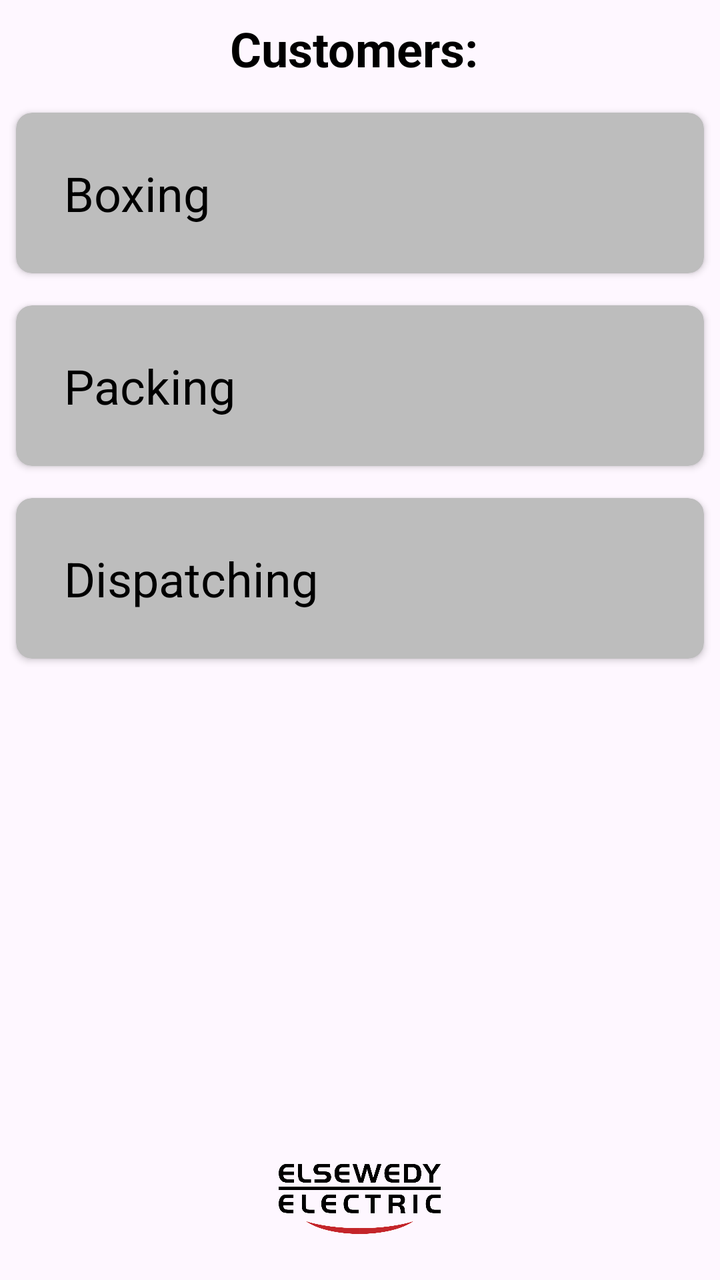
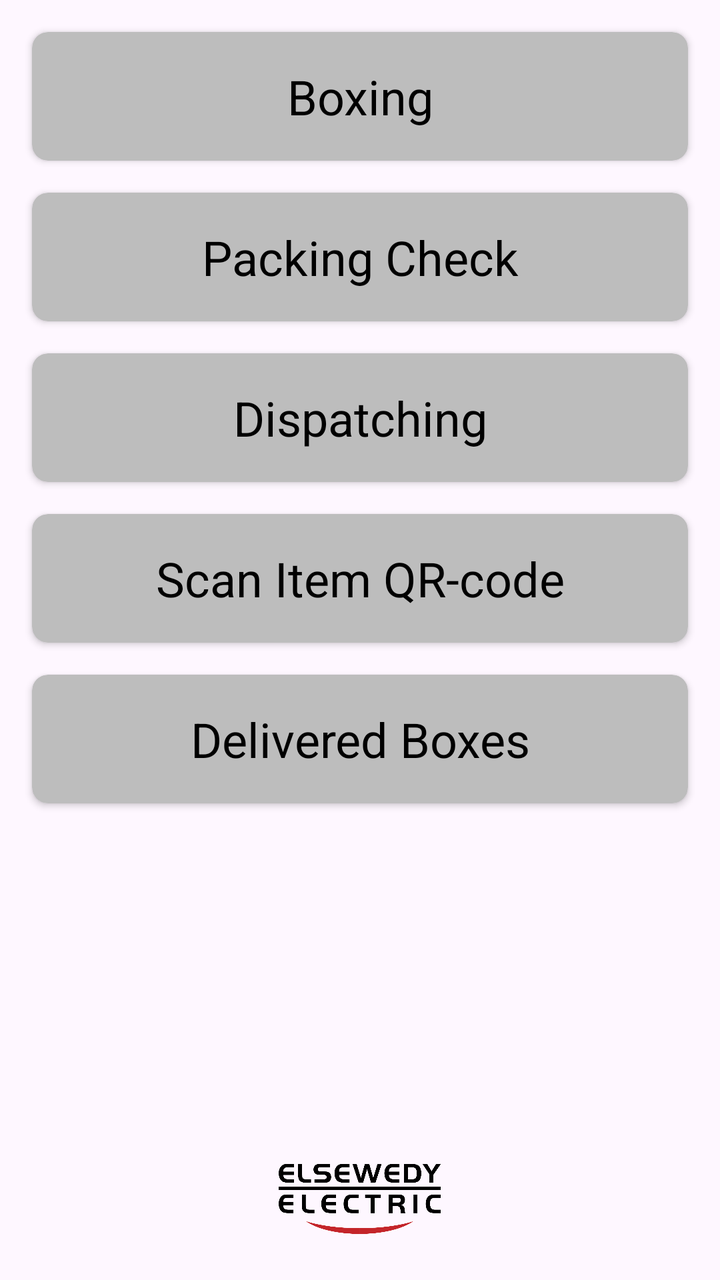

The first picture is an Android layout as it rendered before a commit; the second is the same layout after the commit. The layout source and the unified diff follow.
<!-- AndroidManifest.xml: application theme Theme.BuswayApp -->
<!-- res/layout/fragment_process.xml -->
<?xml version="1.0" encoding="utf-8"?>
<RelativeLayout xmlns:android="http://schemas.android.com/apk/res/android"
    xmlns:app="http://schemas.android.com/apk/res-auto"
    xmlns:tools="http://schemas.android.com/tools"
    android:layout_width="match_parent"
    android:layout_height="match_parent"
    tools:context=".ProcessFragment">

    <TextView
        android:id="@+id/process_page_title"
        android:layout_width="match_parent"
        android:layout_height="wrap_content"
        android:layout_marginTop="8dp"
        android:layout_marginBottom="8dp"
        android:gravity="center"
        android:text="Customers: "
        android:textColor="@color/black"
        android:textSize="24sp"
        android:textStyle="bold" />

    <androidx.cardview.widget.CardView
        android:id="@+id/boxingProcessCardView"
        android:layout_width="match_parent"
        android:layout_height="wrap_content"
        android:layout_below="@id/process_page_title"
        android:layout_margin="8dp"
        app:cardBackgroundColor="#BDBDBD"
        app:cardCornerRadius="8dp"
        app:cardElevation="2dp">

        <TextView
            android:id="@+id/boxingProcessTextView"
            android:layout_width="match_parent"
            android:layout_height="wrap_content"
            android:gravity="center_vertical"
            android:padding="24dp"
            android:text="Boxing"
            android:textColor="@color/black"
            android:textSize="24sp" />

    </androidx.cardview.widget.CardView>

    <androidx.cardview.widget.CardView
        android:id="@+id/packingProcessCardView"
        android:layout_width="match_parent"
        android:layout_height="wrap_content"
        android:layout_below="@id/boxingProcessCardView"
        android:layout_margin="8dp"
        app:cardBackgroundColor="#BDBDBD"
        app:cardCornerRadius="8dp"
        app:cardElevation="2dp">

        <TextView
            android:id="@+id/packingProcessTextView"
            android:layout_width="match_parent"
            android:layout_height="wrap_content"
            android:gravity="center_vertical"
            android:padding="24dp"
            android:text="Packing"
            android:textColor="@color/black"
            android:textSize="24sp" />

    </androidx.cardview.widget.CardView>

    <androidx.cardview.widget.CardView
        android:id="@+id/dispatchingProcessCardView"
        android:layout_below="@id/packingProcessCardView"
        android:layout_width="match_parent"
        android:layout_height="wrap_content"
        android:layout_margin="8dp"
        app:cardBackgroundColor="#BDBDBD"
        app:cardCornerRadius="8dp"
        app:cardElevation="2dp">

        <TextView
            android:id="@+id/dispatchingProcessTextView"
            android:layout_width="match_parent"
            android:layout_height="wrap_content"
            android:gravity="center_vertical"
            android:padding="24dp"
            android:text="Dispatching"
            android:textColor="@color/black"
            android:textSize="24sp" />

    </androidx.cardview.widget.CardView>

    <ImageView
        android:id="@+id/elsewedy_logo"
        android:layout_width="81dp"
        android:layout_height="81dp"
        android:layout_alignParentBottom="true"
        android:layout_centerHorizontal="true"
        android:layout_gravity="center"
        android:scaleType="centerInside"
        android:src="@drawable/elsewedy_logo" />

</RelativeLayout>
<!-- resources referenced by this layout -->
<resources>
  <color name="black">#FF000000</color>
  <!-- drawable elsewedy_logo: png bitmap (drawable, 22221 bytes) -->
  <style name="Theme.BuswayApp" parent="Base.Theme.BuswayApp" />
  <style name="Base.Theme.BuswayApp" parent="Theme.Material3.DayNight.NoActionBar">
          
          
      </style>
</resources>

<!-- the commit's change to res/layout/fragment_process.xml (unified diff, before → after) -->
@@ -4,26 +4,15 @@
     xmlns:tools="http://schemas.android.com/tools"
     android:layout_width="match_parent"
     android:layout_height="match_parent"
-    tools:context=".ProcessFragment">
-
-    <TextView
-        android:id="@+id/process_page_title"
-        android:layout_width="match_parent"
-        android:layout_height="wrap_content"
-        android:layout_marginTop="8dp"
-        android:layout_marginBottom="8dp"
-        android:gravity="center"
-        android:text="Customers: "
-        android:textColor="@color/black"
-        android:textSize="24sp"
-        android:textStyle="bold" />
+    tools:context=".ui.main.ProcessFragment">
 
     <androidx.cardview.widget.CardView
         android:id="@+id/boxingProcessCardView"
         android:layout_width="match_parent"
         android:layout_height="wrap_content"
-        android:layout_below="@id/process_page_title"
-        android:layout_margin="8dp"
+        android:layout_marginTop="16dp"
+        android:layout_marginStart="16dp"
+        android:layout_marginEnd="16dp"
         app:cardBackgroundColor="#BDBDBD"
         app:cardCornerRadius="8dp"
         app:cardElevation="2dp">
@@ -32,8 +21,8 @@
             android:id="@+id/boxingProcessTextView"
             android:layout_width="match_parent"
             android:layout_height="wrap_content"
-            android:gravity="center_vertical"
-            android:padding="24dp"
+            android:gravity="center"
+            android:padding="16dp"
             android:text="Boxing"
             android:textColor="@color/black"
             android:textSize="24sp" />
@@ -45,7 +34,9 @@
         android:layout_width="match_parent"
         android:layout_height="wrap_content"
         android:layout_below="@id/boxingProcessCardView"
-        android:layout_margin="8dp"
+        android:layout_marginTop="16dp"
+        android:layout_marginStart="16dp"
+        android:layout_marginEnd="16dp"
         app:cardBackgroundColor="#BDBDBD"
         app:cardCornerRadius="8dp"
         app:cardElevation="2dp">
@@ -54,9 +45,9 @@
             android:id="@+id/packingProcessTextView"
             android:layout_width="match_parent"
             android:layout_height="wrap_content"
-            android:gravity="center_vertical"
-            android:padding="24dp"
-            android:text="Packing"
+            android:gravity="center"
+            android:padding="16dp"
+            android:text="Packing Check"
             android:textColor="@color/black"
             android:textSize="24sp" />
 
@@ -67,7 +58,9 @@
         android:layout_below="@id/packingProcessCardView"
         android:layout_width="match_parent"
         android:layout_height="wrap_content"
-        android:layout_margin="8dp"
+        android:layout_marginTop="16dp"
+        android:layout_marginStart="16dp"
+        android:layout_marginEnd="16dp"
         app:cardBackgroundColor="#BDBDBD"
         app:cardCornerRadius="8dp"
         app:cardElevation="2dp">
@@ -76,11 +69,59 @@
             android:id="@+id/dispatchingProcessTextView"
             android:layout_width="match_parent"
             android:layout_height="wrap_content"
-            android:gravity="center_vertical"
-            android:padding="24dp"
+            android:gravity="center"
+            android:padding="16dp"
             android:text="Dispatching"
             android:textColor="@color/black"
             android:textSize="24sp" />
+
+    </androidx.cardview.widget.CardView>
+
+    <androidx.cardview.widget.CardView
+        android:id="@+id/scanItemQRCodeCardView"
+        android:layout_width="match_parent"
+        android:layout_height="wrap_content"
+        android:layout_below="@id/dispatchingProcessCardView"
+        android:layout_marginTop="16dp"
+        android:layout_marginStart="16dp"
+        android:layout_marginEnd="16dp"
+        app:cardBackgroundColor="#BDBDBD"
+        app:cardCornerRadius="8dp"
+        app:cardElevation="2dp">
+
+        <TextView
+            android:id="@+id/scanItemQRCodeTextView"
+            android:layout_width="match_parent"
+            android:layout_height="wrap_content"
+            android:gravity="center"
+            android:padding="16dp"
+            android:text="Scan Item QR-code"
+            android:textColor="@color/black"
+            android:textSize="24sp" />
+
+    </androidx.cardview.widget.CardView>
+
+    <androidx.cardview.widget.CardView
+        android:id="@+id/deliveredBoxesCardView"
+        android:layout_below="@id/scanItemQRCodeCardView"
+        android:layout_width="match_parent"
+        android:layout_height="wrap_content"
+        android:layout_marginTop="16dp"
+        android:layout_marginStart="16dp"
+        android:layout_marginEnd="16dp"
+        app:cardBackgroundColor="#BDBDBD"
+        app:cardCornerRadius="8dp"
+        app:cardElevation="2dp">
+
+        <TextView
+            android:id="@+id/deliveredBoxesTextView"
+            android:layout_width="match_parent"
+            android:layout_height="wrap_content"
+            android:gravity="center"
+            android:padding="16dp"
+            android:text="Delivered Boxes"
+            android:textColor="@color/black"
+            android:textSize="24sp"/>
 
     </androidx.cardview.widget.CardView>
 
